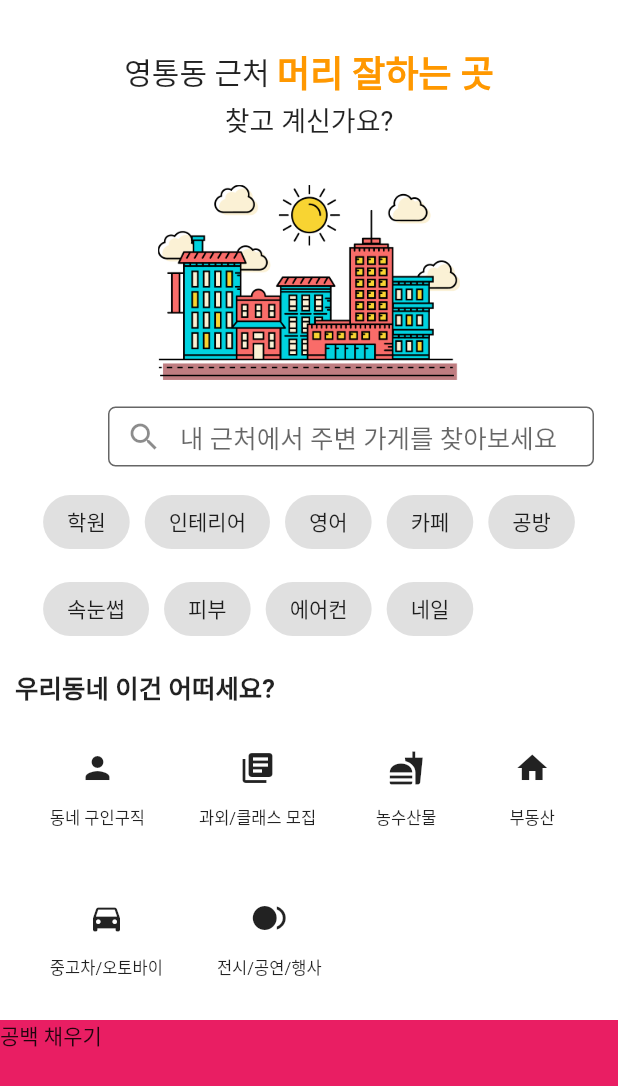
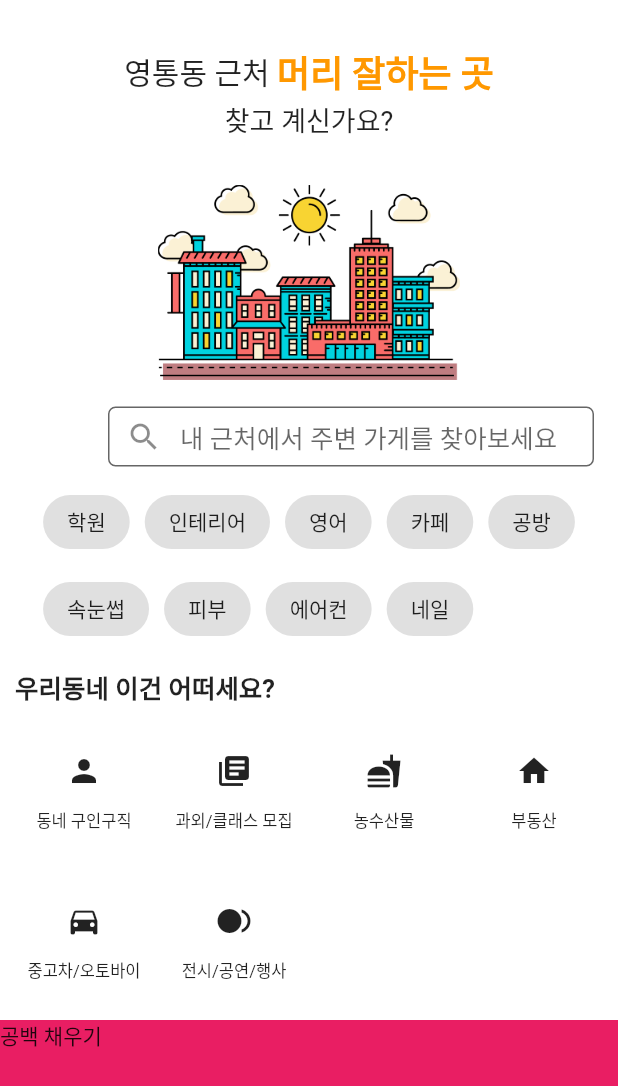
Before and after one commit to chb1828/-carrot-market-clone, a Flutter app: the NearBy screen opened directly, on a phone screen of 412 x 824 dp. Shown: the top 1086 px of the screen. Run offline on Flutter 3.47's test engine with Material 2 defaults, Android fonts, the light colour scheme and no system bars; our stand-ins replace animated_text_kit; Roboto replaces fonts that are missing (Horizon).

Commit message:
우리동네 카테고리 정렬이 안되던 것 수정

```diff
--- a/lib/nearby/nearby.dart
+++ b/lib/nearby/nearby.dart
@@ -95,11 +95,18 @@ class _NearByState extends State<NearBy> {
             )
           ],
         ),
+        SizedBox(height: 20),
         Wrap(
+          direction: Axis.horizontal,
+          alignment: WrapAlignment.start,
+          spacing: 20,
+          runSpacing: 20,
           children: [
-            Padding(
-              padding: EdgeInsets.all(18),
+            SizedBox(
+              width: 80,
+              height: 80,
               child: Column(
+                crossAxisAlignment: CrossAxisAlignment.center,
                 children: [
                   IconButton(
                     icon: Icon(Icons.person),
@@ -113,9 +120,11 @@ class _NearByState extends State<NearBy> {
                 ],
               ),
             ),
-            Padding(
-              padding: EdgeInsets.all(18),
-              child: Column(
+            SizedBox(
+              width: 80,
+              height: 80,
+              child:             Column(
+                crossAxisAlignment: CrossAxisAlignment.center,
                 children: [
                   IconButton(
                     icon: Icon(Icons.library_books),
@@ -129,9 +138,11 @@ class _NearByState extends State<NearBy> {
                 ],
               ),
             ),
-            Padding(
-              padding: EdgeInsets.all(18),
-              child: Column(
+            SizedBox(
+              width: 80,
+              height: 80,
+              child:             Column(
+                crossAxisAlignment: CrossAxisAlignment.center,
                 children: [
                   IconButton(
                     icon: Icon(Icons.fastfood),
@@ -143,11 +154,13 @@ class _NearByState extends State<NearBy> {
                     style: TextStyle(fontSize: 11),
                   )
                 ],
-              ),
+              )
             ),
-            Padding(
-              padding: EdgeInsets.all(18),
-              child: Column(
+            SizedBox(
+              width: 80,
+              height: 80,
+              child:             Column(
+                crossAxisAlignment: CrossAxisAlignment.center,
                 children: [
                   IconButton(
                     icon: Icon(Icons.home),
@@ -161,9 +174,11 @@ class _NearByState extends State<NearBy> {
                 ],
               ),
             ),
-            Padding(
-              padding: EdgeInsets.all(18),
+            SizedBox(
+              width: 80,
+              height: 80,
               child: Column(
+                crossAxisAlignment: CrossAxisAlignment.center,
                 children: [
                   IconButton(
                     icon: Icon(Icons.directions_car),
@@ -177,9 +192,11 @@ class _NearByState extends State<NearBy> {
                 ],
               ),
             ),
-            Padding(
-              padding: EdgeInsets.all(18),
-              child: Column(
+            SizedBox(
+              width: 80,
+              height: 80,
+              child:             Column(
+                crossAxisAlignment: CrossAxisAlignment.center,
                 children: [
                   IconButton(
                     icon: Icon(Icons.fiber_smart_record),
@@ -192,7 +209,7 @@ class _NearByState extends State<NearBy> {
                   )
                 ],
               ),
-            ),
+            )
           ],
         )
       ],
```
